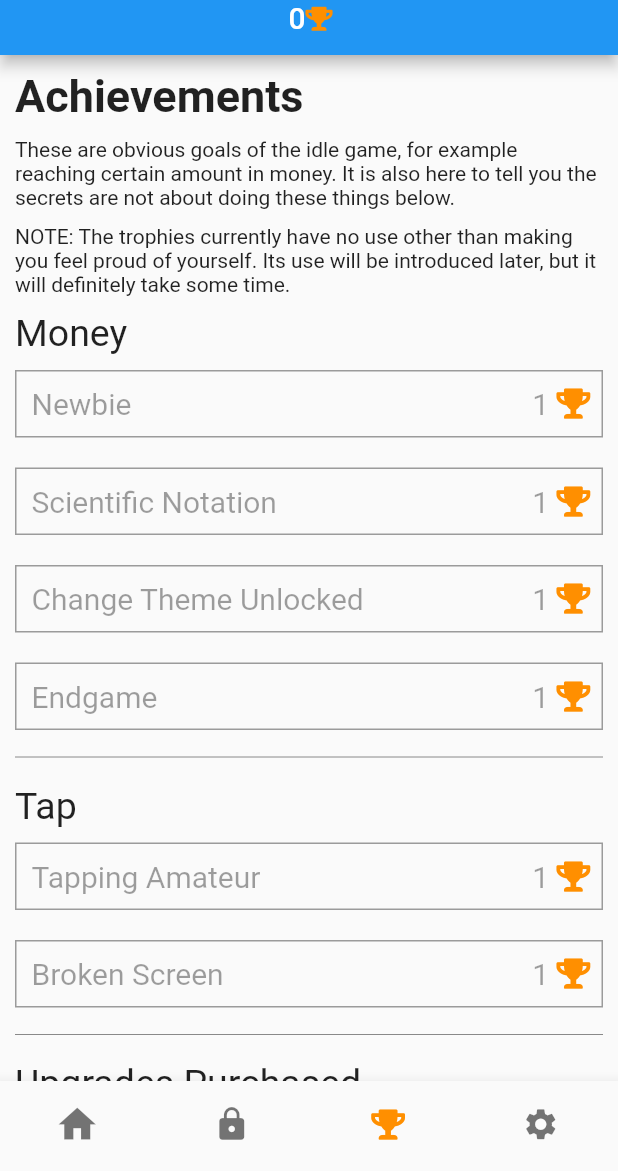
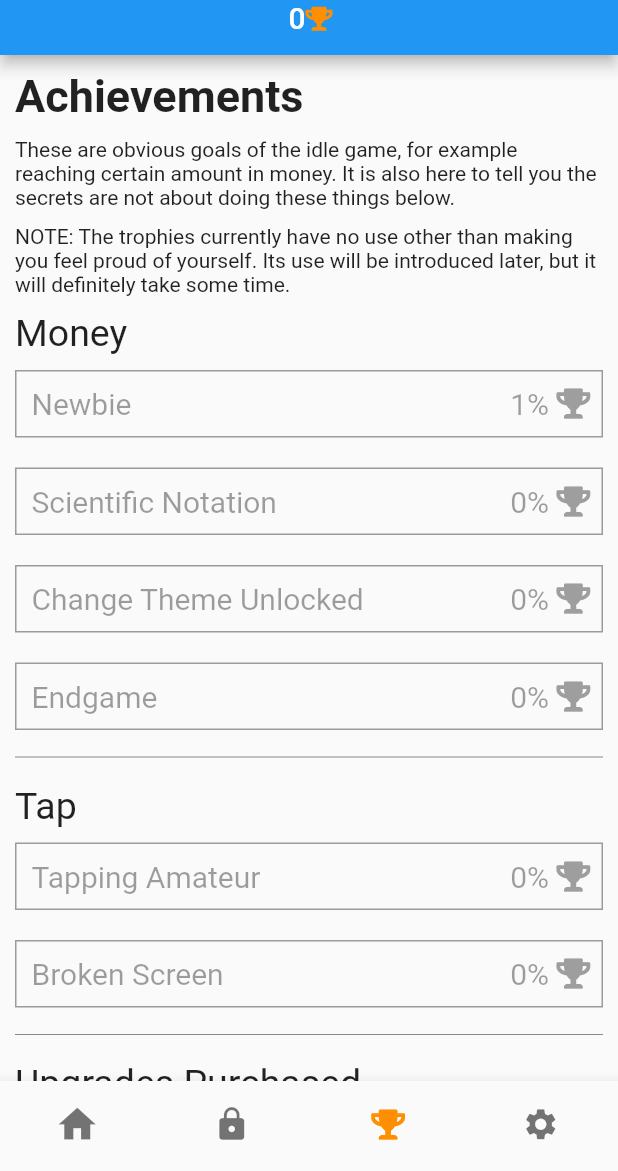
Before and after one commit to KidProf/ordinary-idle, a Flutter app: the screen it shows after launch, item 3 of the bottom bar chosen, on a phone screen of 412 x 824 dp, the part 65-1236 px from its top. Run offline on Flutter 3.47's test engine with Material 2 defaults, Android fonts, the phone set to English and light mode, and no system bars; our stand-ins replace fluttertoast, hive, hive_flutter, native_device_orientation, package_info_plus, tuple; missing offline and left inert: shake; accounts and stored records are empty.

Commit message:
will show progress of achievements

```diff
--- a/lib/data/Achievements.dart
+++ b/lib/data/Achievements.dart
@@ -17,7 +17,8 @@ mixin Achievements {
   final Box currentSecrets = Hive.box("currentSecretsV2");
   late Map<dynamic, dynamic> achievementsLevel = player.get("achievementsLevel", defaultValue: <dynamic,
       dynamic>{}); //should be Map<int,int> but Hive can only store it in the form of <dynamic, dynamic>
-
+  late Map<dynamic, dynamic> achievementsParam = player.get("achievementsParam", defaultValue: <dynamic,
+      dynamic>{});
   //ctor
   @protected
   void initAchievements(fToast) {
@@ -92,7 +93,7 @@ mixin Achievements {
     },
     {
       "title": "Huge spender",
-      "threshold": 200,
+      "threshold": 300,
       "reward": 1,
     },
   ];
@@ -163,8 +164,11 @@ mixin Achievements {
     return achievementTypes.where((a) => a.exid == exid).first.id;
   }
 
-  int updateAchievementLevel(int id, num param) {
+  int updateAchievementParam(int id, num param) {
     //Money.dart interface
+    achievementsParam[id] = param;
+    player.put("achievementsParam", achievementsParam);
+
     int currentLevel = getAchievementLevel(id);
     final aType = getAchievementTypeById(id);
     while (aType.children.length > currentLevel + 1 && param >= aType.children[currentLevel + 1]["threshold"]) {
@@ -178,8 +182,23 @@ mixin Achievements {
     return currentLevel;
   }
 
+  int incrementAchievementParam(int id){
+    //Money.dart interface
+    num newParam = getAchievementParam(id)+1;
+    return updateAchievementParam(id, newParam);
+  }
+
   int getAchievementLevel(int id) {
     return achievementsLevel[id] ?? -1;
+  }
+
+  num getAchievementParam(int id) {
+    return achievementsParam[id] ?? 0;
+  }
+
+  double getAchievementProgress(int id, int level) {
+    final aType = getAchievementTypeById(id);
+    return getAchievementParam(id) / aType.children[level]["threshold"];
   }
 }
 
--- a/lib/data/Money.dart
+++ b/lib/data/Money.dart
@@ -12,23 +12,20 @@ mixin Money {
   double computeCoinsPerSecond();
   double computeCoinsPerTap();
   double getCostByShopId(int id, {int? level});
-  int updateAchievementLevel(int id, num param);
+  int updateAchievementParam(int id, num param);
+  int incrementAchievementParam(int id);
 
   //TODO: add functionality to store the log of the value
   late ValueNotifier<Map<String, dynamic>> vitals;
   final Box player = Hive.box("player");
   late double secretsMultiplier;
   late double otherMultiplier;
-  late int taps;
-  late int prestigeCount;
   final hotbarShopLimit = 3;
 
   //ctor
   @protected
   void initMoney() {
     otherMultiplier = player.get("otherMultiplierV2", defaultValue: 1.0);
-    taps = player.get("taps", defaultValue: 0);
-    prestigeCount = player.get("prestigeCount", defaultValue: 0);
 
     secretsMultiplier = _computeSecretsMultiplier();
 
@@ -68,15 +65,13 @@ mixin Money {
 
   double tap(double coins) {
     addCoins(vitals.value["coinsPerTap"] * coins);
-    taps += 1;
-    player.put("taps", taps);
-    updateAchievementLevel(Achievements.getIdByExid("tap"), taps);
+    incrementAchievementParam(Achievements.getIdByExid("tap"));
     return vitals.value["coins"];
   }
 
   double addCoins(double coins) {
     addCoinsWithoutMultiplier(coins * vitals.value["multiplier"]);
-    updateAchievementLevel(Achievements.getIdByExid("money"), vitals.value["coins"]);
+    updateAchievementParam(Achievements.getIdByExid("money"), vitals.value["coins"]);
     return vitals.value["coins"];
   }
 
--- a/lib/data/Shops.dart
+++ b/lib/data/Shops.dart
@@ -17,7 +17,7 @@ mixin Shops {
   double updateCoinsPerSecond();
   bool subtractCoins(double x);
   bool possibleByShopId(int id, {int? level});
-  int updateAchievementLevel(int id, num param);
+  int updateAchievementParam(int id, num param);
 
   final Box purchases = Hive.box("purchases");
 
@@ -180,7 +180,7 @@ mixin Shops {
     level += 1;
     purchases.put(id, level);
     s.gain.callback(level);
-    updateAchievementLevel(4, shops.where((s) => s.type != "special").fold(0, (xs, x) => xs + getLevelById(x.id)));
+    updateAchievementParam(4, shops.where((s) => s.type != "special").fold(0, (xs, x) => xs + getLevelById(x.id)));
     return true;
   }
 
--- a/lib/pages/AchievementsPage.dart
+++ b/lib/pages/AchievementsPage.dart
@@ -59,7 +59,8 @@ class AchievementsPage extends StatelessWidget {
       }
       for (var i = 0; i < aType.children.length; i++) {
         //cannot use map because the index of the element has to be known
-        widgetsType.add(_printAchievement(p, context, aType.children[i], aType.descriptionI(i), currentLevel >= i));
+        final formattedProgress = (p.getAchievementProgress(aType.id,i)*100).toInt().toString()+"%";
+        widgetsType.add(_printAchievement(p, context, aType.children[i], aType.descriptionI(i), currentLevel >= i, formattedProgress));
       }
       return widgetsType;
     });
@@ -67,7 +68,7 @@ class AchievementsPage extends StatelessWidget {
   }
 
   Widget _printAchievement(
-      Secrets pSecrets, BuildContext context, Map<String, dynamic> child, String description, bool completed) {
+      Secrets pSecrets, BuildContext context, Map<String, dynamic> child, String description, bool completed, String formattedProgress) {
     Color color = completed ? Colors.black : Colors.black38;
     return GestureDetector(
         child: Container(
@@ -90,14 +91,9 @@ class AchievementsPage extends StatelessWidget {
                 overflow: TextOverflow.ellipsis,
               )),
               const SizedBox(width: 10),
-              Text(child["reward"].toString(), style: TextStyle(fontSize: 20, color: color)),
-              // const Image(
-              //   image: AssetImage('assets/images/trophy.png'),
-              //   width: 20,
-              //   height: 20,
-              // ),
+              Text(completed ? child["reward"].toString() : formattedProgress, style: TextStyle(fontSize: 20, color: color)),
               const SizedBox(width: 5),
-              Icon(CustomIcons.trophy, size: 20, color: Colors.amber[800]),
+              Icon(CustomIcons.trophy, size: 20, color: completed ? Colors.amber[800] :  Colors.grey),
               const SizedBox(width: 10),
             ],
             mainAxisAlignment: MainAxisAlignment.center,
```
Also changed, not shown: assets/images/trophy.png (deleted).
